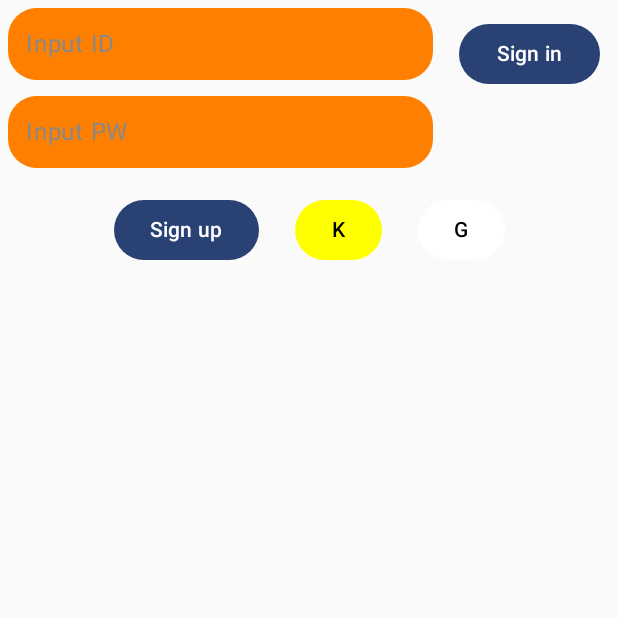
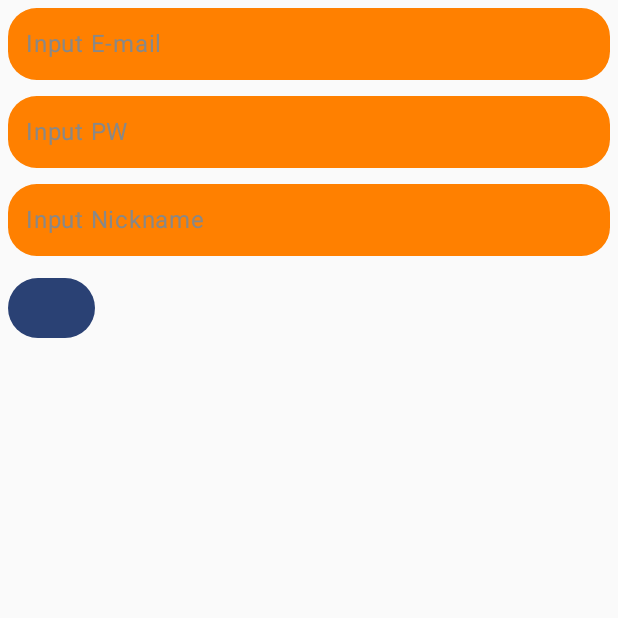
Before and after one commit to wafflestudio21-5/team2-android, an Android app built with Jetpack Compose: the screen it shows after launch (MainActivity), after a tap on "Sign up", on a phone screen of 412 x 824 dp, the top half of it. Run offline under Robolectric (Android 15) with nearby library versions, the phone set to English and light mode, and no system bars; our stand-ins replace Dagger/Hilt's generated code.

```diff
--- a/app/build.gradle.kts
+++ b/app/build.gradle.kts
@@ -65,7 +65,7 @@ dependencies {
     implementation("com.squareup.moshi:moshi:1.14.0")
     implementation("com.squareup.moshi:moshi-kotlin:1.14.0")
     //Dagger-Hilt
-    implementation("com.google.dagger:hilt-android:2.48")
+    implementation("com.google.dagger:hilt-android:2.47")
     kapt("com.google.dagger:hilt-android-compiler:2.47")
     //Navigation
     implementation("androidx.navigation:navigation-compose:2.7.6")
--- a/app/src/main/java/com/wafflestudio/bunnybunny/MainActivity.kt
+++ b/app/src/main/java/com/wafflestudio/bunnybunny/MainActivity.kt
@@ -15,6 +15,7 @@ import androidx.navigation.NavHostController
 import androidx.navigation.compose.NavHost
 import androidx.navigation.compose.composable
 import androidx.navigation.compose.rememberNavController
+import com.wafflestudio.bunnybunny.pages.SignupPage
 import com.wafflestudio.bunnybunny.pages.StartPage
 import com.wafflestudio.bunnybunny.ui.theme.BunnybunnyTheme
 import dagger.hilt.android.AndroidEntryPoint
@@ -26,7 +27,7 @@ class MainActivity : ComponentActivity() {
         setContent {
             BunnybunnyTheme {
                 // A surface container using the 'background' color from the theme
-                StartPage()
+                MyApp()
             }
         }
     }
@@ -37,7 +38,17 @@ class MainActivity : ComponentActivity() {
         startDestination: String = "StartPage"
     ){
         NavHost(navController = navController, startDestination = startDestination){
-
+            composable("StartPage"){
+                StartPage(
+                    onNavigateToSignUp = {navController.navigate("SignupPage")}
+                )
+            }
+            composable("SignupPage"){
+                SignupPage(
+                    onNavigateToStart = {navController.navigate("StartPage")},
+                    context = this@MainActivity
+                )
+            }
         }
     }
 }
--- a/app/src/main/java/com/wafflestudio/bunnybunny/lib/network/api/BunnyApi.kt
+++ b/app/src/main/java/com/wafflestudio/bunnybunny/lib/network/api/BunnyApi.kt
@@ -2,19 +2,23 @@ package com.wafflestudio.bunnybunny.lib.network.api
 
 import com.wafflestudio.bunnybunny.data.example.LoginRequest
 import com.wafflestudio.bunnybunny.data.example.LoginResponse
+import com.wafflestudio.bunnybunny.data.example.SignupRequest
+import com.wafflestudio.bunnybunny.data.example.UserInfo
+import kotlinx.coroutines.Dispatchers
+import kotlinx.coroutines.withContext
+import retrofit2.Response
 import retrofit2.http.Body
 import retrofit2.http.GET
 import retrofit2.http.Header
 import retrofit2.http.POST
-import retrofit2.http.Query
 
 interface BunnyApi {
-
-    /*@GET("/test/auth")
-    suspend fun testLogin(@Header("Authorization") token: String): Boolean*/
 
     @POST("/auth/login")
     suspend fun loginRequest(
         @Body request: LoginRequest) : LoginResponse
 
+    @POST("/signup")
+    suspend fun signupRequest(@Body request: SignupRequest): UserInfo
+
 }
--- /dev/null
+++ b/app/src/main/java/com/wafflestudio/bunnybunny/lib/network/call_adapter/ErrorParsedHttpException.kt
@@ -0,0 +1,4 @@
+package com.wafflestudio.bunnybunny.lib.network.call_adapter
+
+class ErrorParsedHttpException {
+}
--- /dev/null
+++ b/app/src/main/java/com/wafflestudio/bunnybunny/pages/SignupPage.kt
@@ -0,0 +1,137 @@
+package com.wafflestudio.bunnybunny.pages
+
+import android.content.Context
+import android.os.Looper
+import android.util.Log
+import android.widget.Toast
+import androidx.annotation.UiThread
+import androidx.compose.foundation.background
+import androidx.compose.foundation.layout.Box
+import androidx.compose.foundation.layout.Column
+import androidx.compose.foundation.layout.fillMaxWidth
+import androidx.compose.foundation.layout.padding
+import androidx.compose.foundation.shape.RoundedCornerShape
+import androidx.compose.foundation.text.BasicTextField
+import androidx.compose.material3.Button
+import androidx.compose.material3.Text
+import androidx.compose.runtime.Composable
+import androidx.compose.runtime.getValue
+import androidx.compose.runtime.mutableStateOf
+import androidx.compose.runtime.saveable.rememberSaveable
+import androidx.compose.runtime.setValue
+import androidx.compose.ui.Modifier
+import androidx.compose.ui.graphics.Color
+import androidx.compose.ui.platform.LocalContext
+import androidx.compose.ui.unit.dp
+import androidx.hilt.navigation.compose.hiltViewModel
+import com.squareup.moshi.Moshi
+import com.squareup.moshi.addAdapter
+import com.wafflestudio.bunnybunny.data.example.ErrorResponse
+import com.wafflestudio.bunnybunny.data.example.SignupRequest
+import com.wafflestudio.bunnybunny.viewModel.MainViewModel
+import kotlinx.coroutines.CoroutineScope
+import kotlinx.coroutines.Dispatchers
+import kotlinx.coroutines.launch
+import kotlinx.coroutines.withContext
+import retrofit2.HttpException
+import java.util.logging.Handler
+@Composable
+fun SignupPage(
+    modifier: Modifier = Modifier,
+    onNavigateToStart : () -> Unit,
+    context: Context
+){
+    val handler = android.os.Handler(Looper.getMainLooper())
+    val viewModel = hiltViewModel<MainViewModel>()
+    var emailInput by rememberSaveable { mutableStateOf("") }
+    var pwInput by rememberSaveable { mutableStateOf("") }
+    var nickname by rememberSaveable { mutableStateOf("") }
+    //var pwInput by rememberSaveable { mutableStateOf("") }
+    Column {
+        BasicTextField(
+            value = emailInput,
+            onValueChange = { newText -> emailInput = newText},
+            modifier = Modifier.padding(5.dp),
+            decorationBox = { innerTextField ->
+                Box(
+                    modifier = Modifier
+                        .fillMaxWidth()
+                        .background(
+                            color = Color(0xFFFF8000),
+                            shape = RoundedCornerShape(percent = 40)
+                        )
+                        .padding(12.dp),
+                ){
+                    if(emailInput.isEmpty()){
+                        Text("Input E-mail", color = Color.Gray)
+                    }
+                    innerTextField()
+                }
+            }
+        )
+        BasicTextField(
+            value = pwInput,
+            onValueChange = { newText -> pwInput = newText},
+            modifier = Modifier.padding(5.dp),
+            decorationBox = { innerTextField ->
+                Box(
+                    modifier = Modifier
+                        .fillMaxWidth()
+                        .background(
+                            color = Color(0xFFFF8000),
+                            shape = RoundedCornerShape(percent = 40)
+                        )
+                        .padding(12.dp),
+                ){
+                    if(pwInput.isEmpty()){
+                        Text("Input PW", color = Color.Gray)
+                    }
+                    innerTextField()
+                }
+            }
+        )
+        BasicTextField(
+            value = nickname,
+            onValueChange = { newText -> nickname = newText},
+            modifier = Modifier.padding(5.dp),
+            decorationBox = { innerTextField ->
+                Box(
+                    modifier = Modifier
+                        .fillMaxWidth()
+                        .background(
+                            color = Color(0xFFFF8000),
+                            shape = RoundedCornerShape(percent = 40)
+                        )
+                        .padding(12.dp),
+                ){
+                    if(nickname.isEmpty()){
+                        Text("Input Nickname", color = Color.Gray)
+                    }
+                    innerTextField()
+                }
+            }
+        )
+        Button(
+            modifier = Modifier.padding(5.dp),
+            onClick = {
+                    CoroutineScope(Dispatchers.IO).launch {
+                        try {
+                            viewModel.trySignup(
+                                SignupRequest(
+                                    emailInput, pwInput, nickname,
+                                    "https://some.domain.name/path", listOf(0)
+                                )
+                            )
+                            onNavigateToStart()
+                        }
+                        catch (e: HttpException){
+                            val message = e.response()?.errorBody()?.string()
+                            handler.postDelayed(Runnable{Toast.makeText(context, message, Toast.LENGTH_SHORT).show()}, 0)
+                        }
+                    }
+            }
+        ){
+
+        }
+    }
+}
--- a/app/src/main/java/com/wafflestudio/bunnybunny/pages/StartPage.kt
+++ b/app/src/main/java/com/wafflestudio/bunnybunny/pages/StartPage.kt
@@ -49,18 +49,17 @@ import java.util.concurrent.ThreadPoolExecutor.DiscardPolicy
 import javax.inject.Inject
 
 
-@Preview(showBackground = true)
 @Composable
 fun StartPage(
     modifier: Modifier = Modifier,
-    //onNavigateToSignUp : () -> Unit,
+    onNavigateToSignUp : () -> Unit,
     //onNavigateToSignIn : () -> Unit,
     //onNavigateToKakaoSignIn : () -> Unit,
     //onNavigateToGoogleSignIn : () -> Unit,
     //onNavigateToMain : () -> Unit
 ){
     val viewModel = hiltViewModel<MainViewModel>()
-    var idInput by rememberSaveable { mutableStateOf("") }
+    var emailInput by rememberSaveable { mutableStateOf("") }
     var pwInput by rememberSaveable { mutableStateOf("") }
 
     Column {
@@ -72,8 +71,8 @@ fun StartPage(
             ) {
                 //ID Input
                 BasicTextField(
-                    value = idInput,
-                    onValueChange = { newText -> idInput = newText},
+                    value = emailInput,
+                    onValueChange = { newText -> emailInput = newText},
                     modifier = Modifier.padding(5.dp),
                     decorationBox = { innerTextField ->
                         Box(
@@ -85,8 +84,8 @@ fun StartPage(
                                 )
                                 .padding(12.dp),
                         ){
-                            if(idInput.isEmpty()){
-                                Text("Input ID", color = Color.Gray)
+                            if(emailInput.isEmpty()){
+                                Text("Input E-mail", color = Color.Gray)
                             }
                             innerTextField()
                         }
@@ -104,8 +103,7 @@ fun StartPage(
                     keyboardActions = KeyboardActions(
                         onDone = {
                             CoroutineScope(Dispatchers.IO).launch{
-                                val loginRequest = viewModel.tryLogin(idInput, pwInput)
-                                //val ifLogin = viewModel.api.testLogin("Bearer " + loginRequest.token)
+                                val loginRequest = viewModel.tryLogin(emailInput, pwInput)
                                 withContext(Dispatchers.Main){
                                     // TODO onNavigateToMain
                                 }
@@ -123,7 +121,7 @@ fun StartPage(
                                 )
                                 .padding(12.dp),
                         ){
-                            if(idInput.isEmpty()){
+                            if(pwInput.isEmpty()){
                                 Text("Input PW", color = Color.Gray)
                             }
                             innerTextField()
@@ -139,7 +137,7 @@ fun StartPage(
                     .weight(1f),
                 onClick = {
                     CoroutineScope(Dispatchers.IO).launch{
-                        val loginRequest = viewModel.tryLogin(idInput, pwInput)
+                        val loginRequest = viewModel.tryLogin(emailInput, pwInput)
                         //val ifLogin = viewModel.api.testLogin("Bearer " + loginRequest.token)
                         withContext(Dispatchers.Main){
                             // TODO onNavigateToMain
@@ -159,7 +157,7 @@ fun StartPage(
             //Sign up Button
             Button(
                 modifier = Modifier.padding(12.dp),
-                onClick = {print("a")}
+                onClick = onNavigateToSignUp
             ){
                 Text("Sign up")
             }
--- a/app/src/main/java/com/wafflestudio/bunnybunny/viewModel/MainViewModel.kt
+++ b/app/src/main/java/com/wafflestudio/bunnybunny/viewModel/MainViewModel.kt
@@ -5,6 +5,8 @@ import androidx.compose.runtime.rememberCoroutineScope
 import androidx.lifecycle.ViewModel
 import com.wafflestudio.bunnybunny.data.example.LoginRequest
 import com.wafflestudio.bunnybunny.data.example.LoginResponse
+import com.wafflestudio.bunnybunny.data.example.SignupRequest
+import com.wafflestudio.bunnybunny.data.example.UserInfo
 import com.wafflestudio.bunnybunny.lib.network.api.BunnyApi
 import dagger.hilt.android.lifecycle.HiltViewModel
 import dagger.hilt.android.scopes.ViewModelScoped
@@ -16,12 +18,15 @@ import javax.inject.Inject
 
 @HiltViewModel
 class MainViewModel @Inject constructor(
-    val api: BunnyApi
+    private val api: BunnyApi
 ): ViewModel() {
 
     companion object {}
     suspend fun tryLogin(email: String, password: String): LoginResponse{
             return api.loginRequest(LoginRequest(email, password))
     }
+    suspend fun trySignup(data: SignupRequest): UserInfo{
+        return api.signupRequest(data)
+    }
 
 }
```
Also changed, not shown: app/src/main/java/com/wafflestudio/bunnybunny/data/example/LoginData.kt (+28 -0 lines), app/src/main/java/com/wafflestudio/bunnybunny/lib/network/call_adapter/ErrorParsingCallAdapter.kt (added, +17 -0 lines), app/src/main/java/com/wafflestudio/bunnybunny/lib/network/call_adapter/ErrorParsingCallAdapterFactory.kt (added, +15 -0 lines).
